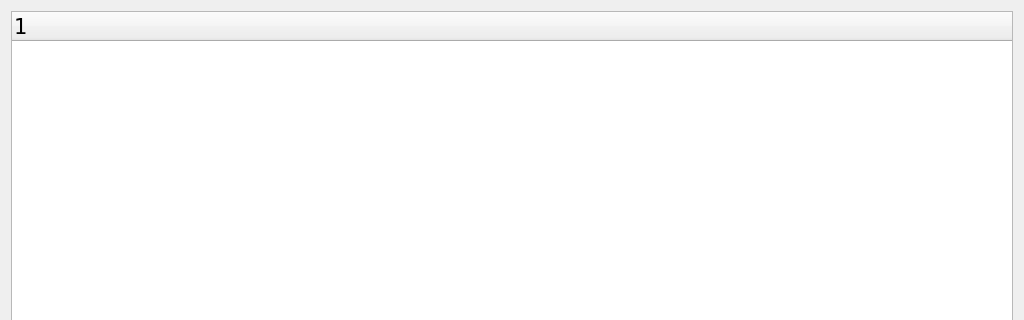
Before: the Qt Designer form sterownik_glowny/bc_client/cabstractdevice.ui in bremenpl/bateria_cenralna, drawn with Qt 5; both pictures show x 0 to 1024 and y 0 to 320 of the 1024 by 600 pixel window.
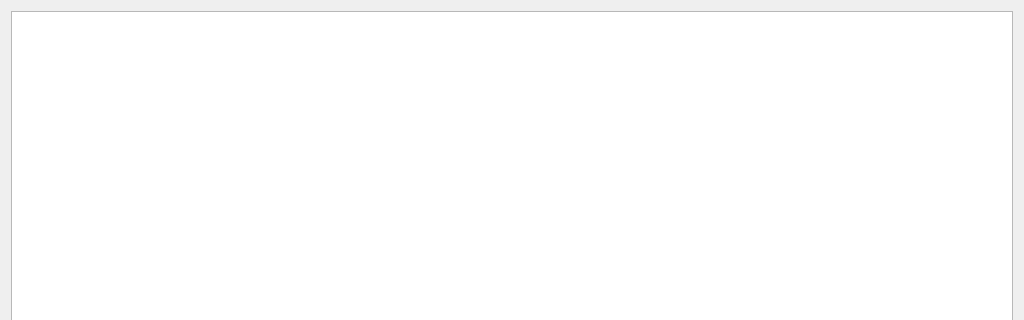
After: the same form once the commit is applied.

Diff of the .ui file:
```diff
--- a/sterownik_glowny/bc_client/cabstractdevice.ui
+++ b/sterownik_glowny/bc_client/cabstractdevice.ui
@@ -15,18 +15,19 @@
   </property>
   <layout class="QGridLayout" name="gridLayout">
    <item row="0" column="0">
-    <widget class="QTreeWidget" name="twParams">
+    <widget class="QTableView" name="tvParams">
      <property name="font">
       <font>
        <family>DejaVu Sans</family>
-       <pointsize>16</pointsize>
+       <pointsize>14</pointsize>
       </font>
      </property>
-     <column>
-      <property name="text">
-       <string notr="true">1</string>
-      </property>
-     </column>
+     <property name="selectionMode">
+      <enum>QAbstractItemView::SingleSelection</enum>
+     </property>
+     <property name="selectionBehavior">
+      <enum>QAbstractItemView::SelectRows</enum>
+     </property>
     </widget>
    </item>
   </layout>
```
